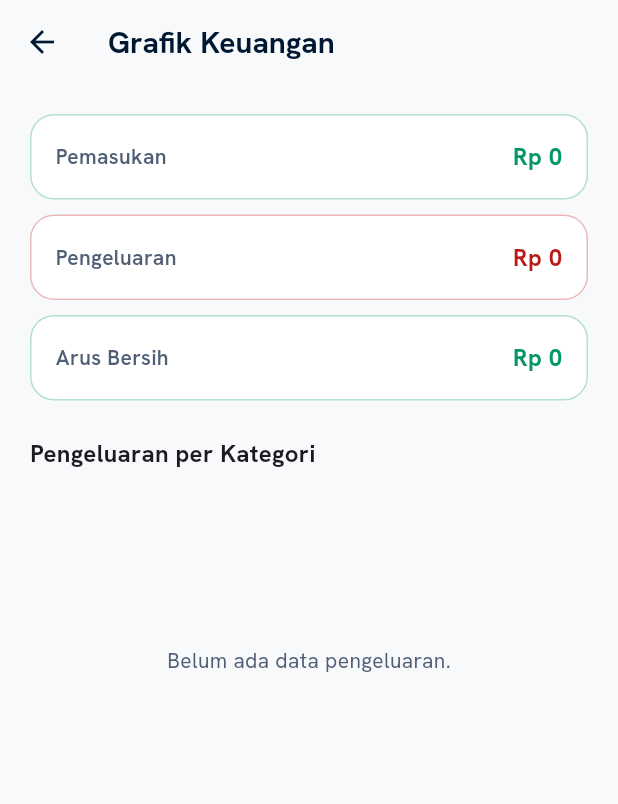
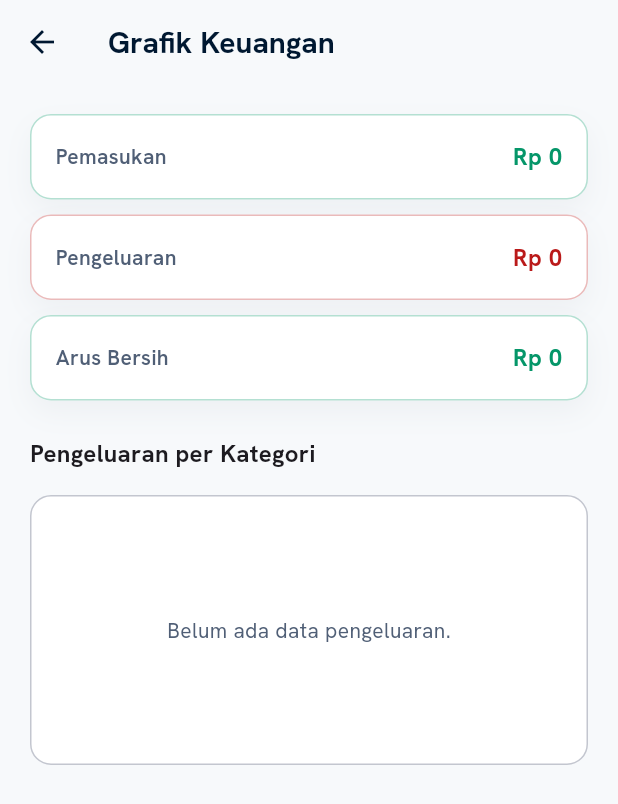
Before and after one commit to Nuril-Anwar-blip/mulmet, a Flutter app: the FinancialChartScreen screen opened directly, on a phone screen of 412 x 824 dp. Shown: the top 804 px of the screen. Run offline on Flutter 3.47's test engine with Material 3 defaults, Android fonts, the phone set to English and light mode, and no system bars; our stand-ins replace fl_chart, flutter_dotenv, google_fonts, image_picker, local_auth, qr_flutter and 3 more; missing offline and left inert: mobile_scanner; accounts and stored records are empty.

Commit message:
grafik baru

```diff
--- a/lib/screens/financial_chart_screen.dart
+++ b/lib/screens/financial_chart_screen.dart
@@ -20,6 +20,17 @@ class _FinancialChartScreenState extends State<FinancialChartScreen> {
   bool _isLoading = true;
   final _formatter =
       NumberFormat.currency(locale: 'id_ID', symbol: 'Rp ', decimalDigits: 0);
+  final _compactFormatter =
+      NumberFormat.compactCurrency(locale: 'id_ID', symbol: 'Rp ');
+
+  static const _categoryColors = [
+    Color(0xFF001831),
+    Color(0xFF0F766E),
+    Color(0xFFD97706),
+    Color(0xFF7C3AED),
+    Color(0xFFDC2626),
+    Color(0xFF2563EB),
+  ];
 
   @override
   void initState() {
@@ -30,8 +41,7 @@ class _FinancialChartScreenState extends State<FinancialChartScreen> {
   Future<void> _load() async {
     final account = SessionManager.currentAccount;
     setState(() => _isLoading = true);
-    final transactions =
-        await BankService.getTransactions(account?.id ?? '');
+    final transactions = await BankService.getTransactions(account?.id ?? '');
     if (!mounted) return;
     setState(() {
       _summary = FeatureService.buildSummary(transactions);
@@ -53,11 +63,17 @@ class _FinancialChartScreenState extends State<FinancialChartScreen> {
               : ListView(
                   padding: const EdgeInsets.all(20),
                   children: [
-                    _buildSummaryCard('Pemasukan',
-                        _formatter.format(_summary!.totalIncome), AppColors.emerald),
+                    _buildSummaryCard(
+                      'Pemasukan',
+                      _formatter.format(_summary!.totalIncome),
+                      AppColors.emerald,
+                    ),
                     const SizedBox(height: 10),
-                    _buildSummaryCard('Pengeluaran',
-                        _formatter.format(_summary!.totalExpense), AppColors.error),
+                    _buildSummaryCard(
+                      'Pengeluaran',
+                      _formatter.format(_summary!.totalExpense),
+                      AppColors.error,
+                    ),
                     const SizedBox(height: 10),
                     _buildSummaryCard(
                         'Arus Bersih',
@@ -70,45 +86,7 @@ class _FinancialChartScreenState extends State<FinancialChartScreen> {
                         style: GoogleFonts.hankenGrotesk(
                             fontWeight: FontWeight.w700, fontSize: 16)),
                     const SizedBox(height: 16),
-                    SizedBox(
-                      height: 220,
-                      child: _summary!.expenseByCategory.isEmpty
-                          ? Center(
-                              child: Text('Belum ada data pengeluaran.',
-                                  style: GoogleFonts.hankenGrotesk(
-                                      color: AppColors.secondary)),
-                            )
-                          : PieChart(
-                              PieChartData(
-                                sectionsSpace: 2,
-                                centerSpaceRadius: 40,
-                                sections: _summary!.expenseByCategory.entries
-                                    .map((e) {
-                                  final colors = [
-                                    AppColors.primary,
-                                    AppColors.tertiaryContainer,
-                                    AppColors.secondary,
-                                    AppColors.emerald,
-                                    AppColors.amber,
-                                  ];
-                                  final i = _summary!.expenseByCategory.keys
-                                      .toList()
-                                      .indexOf(e.key);
-                                  return PieChartSectionData(
-                                    value: e.value,
-                                    title: e.key,
-                                    color: colors[i % colors.length],
-                                    radius: 60,
-                                    titleStyle: const TextStyle(
-                                      fontSize: 10,
-                                      fontWeight: FontWeight.w600,
-                                      color: Colors.white,
-                                    ),
-                                  );
-                                }).toList(),
-                              ),
-                            ),
-                    ),
+                    _buildExpenseChart(),
                   ],
                 ),
     );
@@ -119,8 +97,15 @@ class _FinancialChartScreenState extends State<FinancialChartScreen> {
       padding: const EdgeInsets.all(16),
       decoration: BoxDecoration(
         color: Colors.white,
-        borderRadius: BorderRadius.circular(16),
+        borderRadius: BorderRadius.circular(14),
         border: Border.all(color: color.withValues(alpha: 0.3)),
+        boxShadow: [
+          BoxShadow(
+            color: AppColors.primary.withValues(alpha: 0.04),
+            blurRadius: 16,
+            offset: const Offset(0, 8),
+          ),
+        ],
       ),
       child: Row(
         mainAxisAlignment: MainAxisAlignment.spaceBetween,
@@ -135,4 +120,163 @@ class _FinancialChartScreenState extends State<FinancialChartScreen> {
       ),
     );
   }
+
+  Widget _buildExpenseChart() {
+    final entries = _summary!.expenseByCategory.entries
+        .where((entry) => entry.value > 0)
+        .toList()
+      ..sort((a, b) => b.value.compareTo(a.value));
+    final totalExpense = entries.fold<double>(0, (sum, e) => sum + e.value);
+
+    if (entries.isEmpty || totalExpense <= 0) {
+      return Container(
+        height: 180,
+        alignment: Alignment.center,
+        decoration: BoxDecoration(
+          color: Colors.white,
+          borderRadius: BorderRadius.circular(14),
+          border: Border.all(color: AppColors.outlineVariant),
+        ),
+        child: Text(
+          'Belum ada data pengeluaran.',
+          style: GoogleFonts.hankenGrotesk(color: AppColors.secondary),
+        ),
+      );
+    }
+
+    return Container(
+      padding: const EdgeInsets.all(18),
+      decoration: BoxDecoration(
+        color: Colors.white,
+        borderRadius: BorderRadius.circular(14),
+        border: Border.all(
+          color: AppColors.outlineVariant.withValues(alpha: 0.7),
+        ),
+        boxShadow: [
+          BoxShadow(
+            color: AppColors.primary.withValues(alpha: 0.05),
+            blurRadius: 18,
+            offset: const Offset(0, 10),
+          ),
+        ],
+      ),
+      child: Column(
+        children: [
+          SizedBox(
+            height: 190,
+            child: Stack(
+              alignment: Alignment.center,
+              children: [
+                PieChart(
+                  PieChartData(
+                    sectionsSpace: entries.length == 1 ? 0 : 3,
+                    centerSpaceRadius: 54,
+                    startDegreeOffset: -90,
+                    sections: [
+                      for (var i = 0; i < entries.length; i++)
+                        PieChartSectionData(
+                          value: entries[i].value,
+                          title: '',
+                          color: _categoryColors[i % _categoryColors.length],
+                          radius: 34,
+                          showTitle: false,
+                        ),
+                    ],
+                  ),
+                ),
+                Column(
+                  mainAxisSize: MainAxisSize.min,
+                  children: [
+                    Text(
+                      'Total',
+                      style: GoogleFonts.hankenGrotesk(
+                        color: AppColors.secondary,
+                        fontWeight: FontWeight.w600,
+                        fontSize: 12,
+                      ),
+                    ),
+                    const SizedBox(height: 2),
+                    Text(
+                      _compactFormatter.format(totalExpense),
+                      style: GoogleFonts.hankenGrotesk(
+                        color: AppColors.primary,
+                        fontWeight: FontWeight.w800,
+                        fontSize: 18,
+                      ),
+                    ),
+                  ],
+                ),
+              ],
+            ),
+          ),
+          const SizedBox(height: 12),
+          ...[
+            for (var i = 0; i < entries.length; i++)
+              _buildCategoryRow(
+                entries[i].key,
+                entries[i].value,
+                totalExpense,
+                _categoryColors[i % _categoryColors.length],
+              ),
+          ],
+        ],
+      ),
+    );
+  }
+
+  Widget _buildCategoryRow(
+    String label,
+    double value,
+    double total,
+    Color color,
+  ) {
+    final percentage = total == 0 ? 0 : (value / total * 100).round();
+
+    return Padding(
+      padding: const EdgeInsets.symmetric(vertical: 8),
+      child: Row(
+        children: [
+          Container(
+            width: 10,
+            height: 10,
+            decoration: BoxDecoration(color: color, shape: BoxShape.circle),
+          ),
+          const SizedBox(width: 10),
+          Expanded(
+            child: Text(
+              label,
+              maxLines: 1,
+              overflow: TextOverflow.ellipsis,
+              style: GoogleFonts.hankenGrotesk(
+                color: AppColors.onSurface,
+                fontWeight: FontWeight.w700,
+              ),
+            ),
+          ),
+          const SizedBox(width: 10),
+          Text(
+            '$percentage%',
+            style: GoogleFonts.hankenGrotesk(
+              color: AppColors.secondary,
+              fontWeight: FontWeight.w700,
+            ),
+          ),
+          const SizedBox(width: 12),
+          Flexible(
+            child: FittedBox(
+              fit: BoxFit.scaleDown,
+              alignment: Alignment.centerRight,
+              child: Text(
+                _formatter.format(value),
+                style: GoogleFonts.hankenGrotesk(
+                  color: AppColors.primary,
+                  fontWeight: FontWeight.w800,
+                ),
+              ),
+            ),
+          ),
+        ],
+      ),
+    );
+  }
 }
```
Also changed, not shown: lib/services/bank_service.dart (+46 -14 lines), 1 other file.
